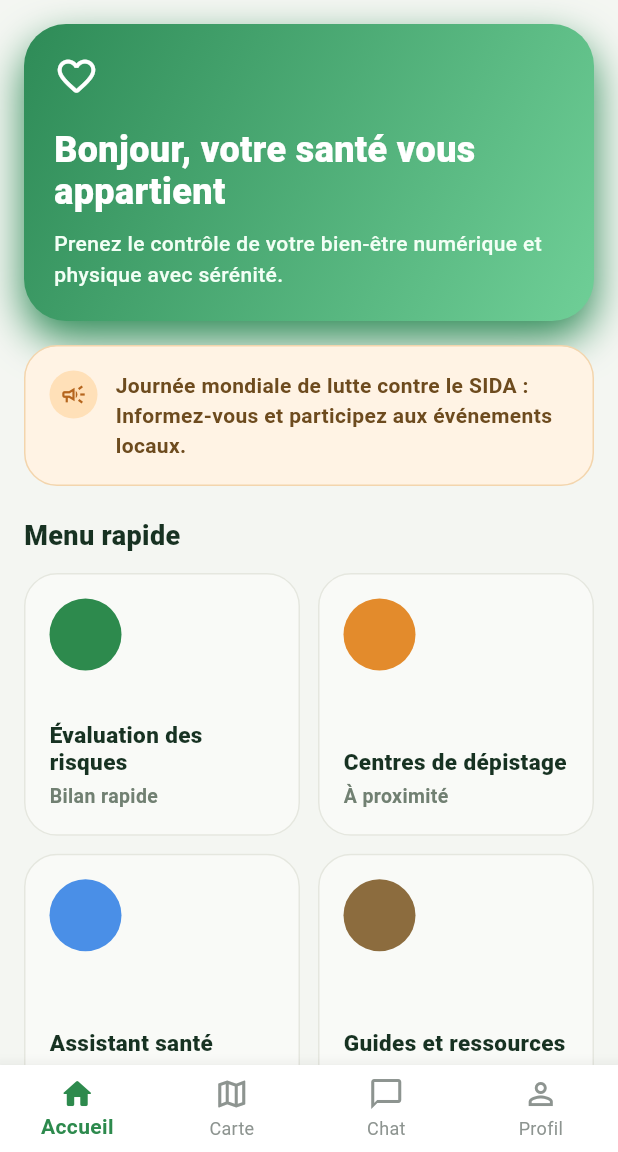
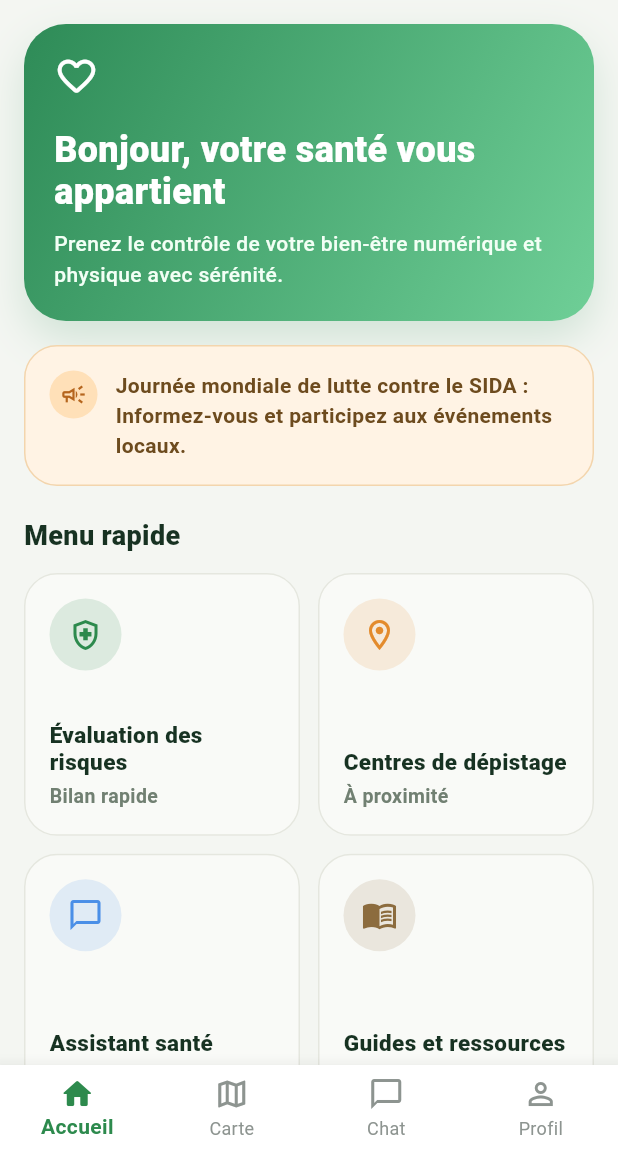
Before and after one commit to 3tmvne/flutter_app, a Flutter app: the screen it shows after launch, after a tap on "🇫🇷", on a phone screen of 412 x 824 dp, the part 84-1236 px from its top. Run offline on Flutter 3.47's test engine with Material 3 defaults, Android fonts, the phone set to English and light mode, and no system bars.

Commit message:
fix(ui): correct alpha blending and reuse FR/AR language switch button

```diff
--- a/my_app/lib/dashboard_components.dart
+++ b/my_app/lib/dashboard_components.dart
@@ -17,7 +17,7 @@ class HeroBannerCard extends StatelessWidget {
         borderRadius: BorderRadius.circular(28),
         boxShadow: [
           BoxShadow(
-            color: const Color(0xFF2E8B57).withValues(alpha: 46),
+            color: const Color(0xFF2E8B57).withAlpha(46),
             blurRadius: 24,
             offset: const Offset(0, 12),
           ),
@@ -110,6 +110,29 @@ class SectionHeader extends StatelessWidget {
   }
 }
 
+class LanguageSwitchButton extends StatelessWidget {
+  const LanguageSwitchButton({super.key, required this.onPressed});
+
+  final VoidCallback onPressed;
+
+  @override
+  Widget build(BuildContext context) {
+    return TextButton.icon(
+      onPressed: onPressed,
+      icon: const Icon(Icons.language_rounded, size: 18),
+      label: const Text('FR / AR'),
+      style: TextButton.styleFrom(
+        foregroundColor: const Color(0xFF1D5F35),
+        backgroundColor: const Color(0xFFE8F2EA),
+        padding: const EdgeInsets.symmetric(horizontal: 14, vertical: 10),
+        shape: RoundedRectangleBorder(
+          borderRadius: BorderRadius.circular(999),
+        ),
+      ),
+    );
+  }
+}
+
 class DashboardMenuCard extends StatelessWidget {
   const DashboardMenuCard({
     super.key,
@@ -148,7 +171,7 @@ class DashboardMenuCard extends StatelessWidget {
                 width: 48,
                 height: 48,
                 decoration: BoxDecoration(
-                  color: accentColor.withValues(alpha: 36),
+                  color: accentColor.withAlpha(36),
                   shape: BoxShape.circle,
                 ),
                 child: Icon(icon, color: accentColor, size: 24),
@@ -258,9 +281,9 @@ class AppointmentCard extends StatelessWidget {
                     width: 92,
                     height: 92,
                     decoration: BoxDecoration(
-                      color: Colors.white.withValues(alpha: 26),
+                      color: Colors.white.withAlpha(26),
                       borderRadius: BorderRadius.circular(22),
-                      border: Border.all(color: Colors.white.withValues(alpha: 46)),
+                      border: Border.all(color: Colors.white.withAlpha(46)),
                     ),
                     child: const Icon(
                       Icons.local_hospital_outlined,
@@ -276,7 +299,7 @@ class AppointmentCard extends StatelessWidget {
                     width: 72,
                     height: 72,
                     decoration: BoxDecoration(
-                      color: Colors.white.withValues(alpha: 31),
+                      color: Colors.white.withAlpha(31),
                       shape: BoxShape.circle,
                     ),
                     child: const Icon(
@@ -293,7 +316,7 @@ class AppointmentCard extends StatelessWidget {
                     width: 132,
                     height: 14,
                     decoration: BoxDecoration(
-                      color: Colors.white.withValues(alpha: 115),
+                      color: Colors.white.withAlpha(115),
                       borderRadius: BorderRadius.circular(999),
                     ),
                   ),
--- a/my_app/lib/french_dashboard_screen.dart
+++ b/my_app/lib/french_dashboard_screen.dart
@@ -41,18 +41,10 @@ class _FrenchDashboardScreenState extends State<FrenchDashboardScreen> {
         actions: [
           Padding(
             padding: const EdgeInsets.only(right: 16),
-            child: TextButton.icon(
-              onPressed: () {},
-              icon: const Icon(Icons.language_rounded, size: 18),
-              label: const Text('FR / AR'),
-              style: TextButton.styleFrom(
-                foregroundColor: const Color(0xFF1D5F35),
-                backgroundColor: const Color(0xFFE8F2EA),
-                padding: const EdgeInsets.symmetric(horizontal: 14, vertical: 10),
-                shape: RoundedRectangleBorder(
-                  borderRadius: BorderRadius.circular(999),
-                ),
-              ),
+            child: LanguageSwitchButton(
+              onPressed: () {
+                Navigator.of(context).popUntil((route) => route.isFirst);
+              },
             ),
           ),
         ],
--- a/my_app/lib/language_card.dart
+++ b/my_app/lib/language_card.dart
@@ -28,7 +28,7 @@ class LanguageCard extends StatelessWidget {
             border: Border.all(color: const Color(0xFFBBDCC5), width: 1.4),
             boxShadow: [
               BoxShadow(
-                color: Colors.black.withValues(alpha: 10),
+                color: Colors.black.withAlpha(10),
                 blurRadius: 18,
                 offset: const Offset(0, 8),
               ),
```
